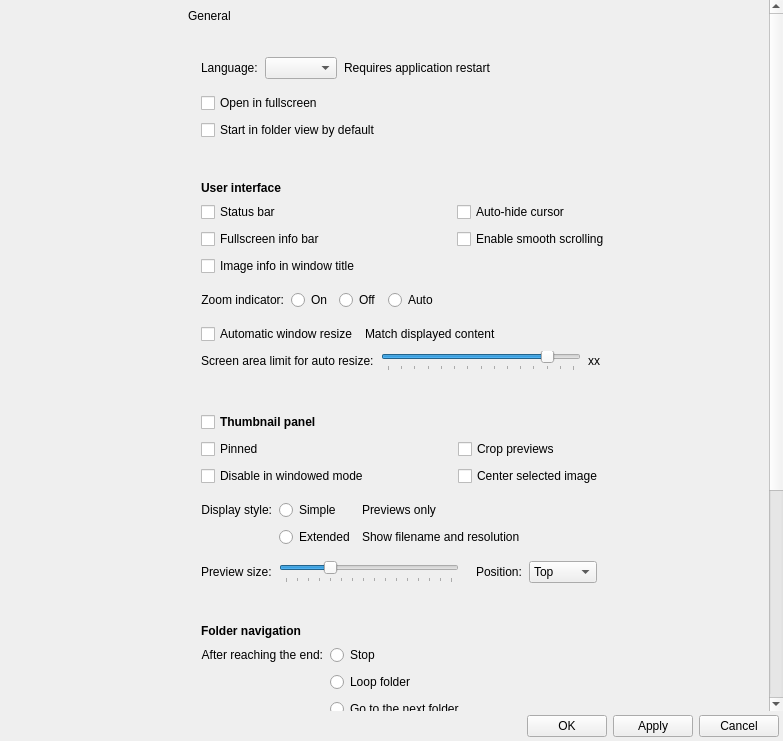
do-i/thumbgrid, file qimgv/gui/dialogs/settingsdialog.ui: the form before one commit.
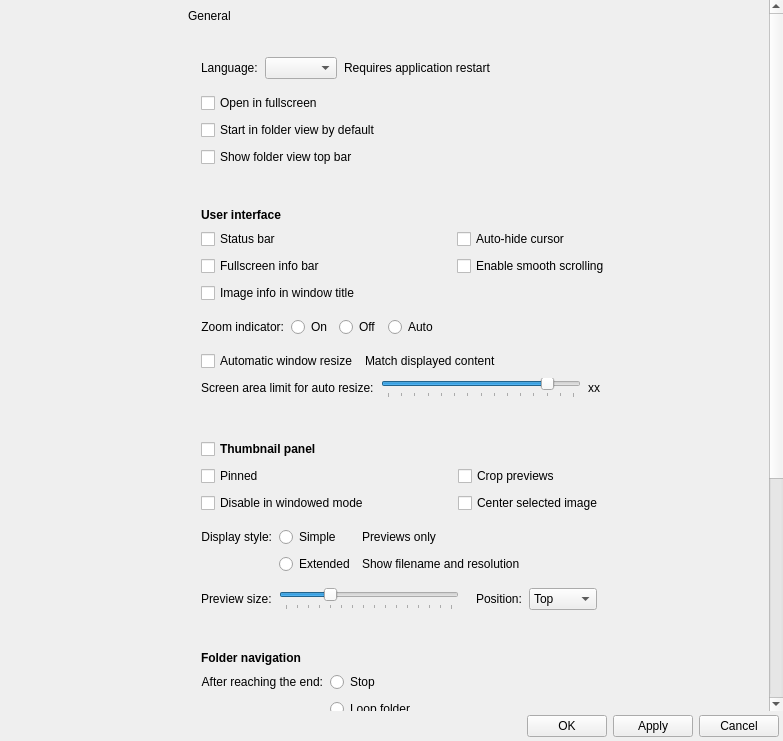
The form after the commit. Custom widgets are drawn as their Qt base class.

Commit message: Tune folder view

Patch:
```diff
--- a/qimgv/gui/dialogs/settingsdialog.ui
+++ b/qimgv/gui/dialogs/settingsdialog.ui
@@ -481,6 +481,13 @@
                       </property>
                      </widget>
                     </item>
+                    <item>
+                     <widget class="QCheckBox" name="folderViewTopBarCheckBox">
+                      <property name="text">
+                       <string>Show folder view top bar</string>
+                      </property>
+                     </widget>
+                    </item>
                    </layout>
                   </item>
                  </layout>
```
Left out of the diff: 2 changed lines with no effect on the pictures. The commit also changes 16 other files.
